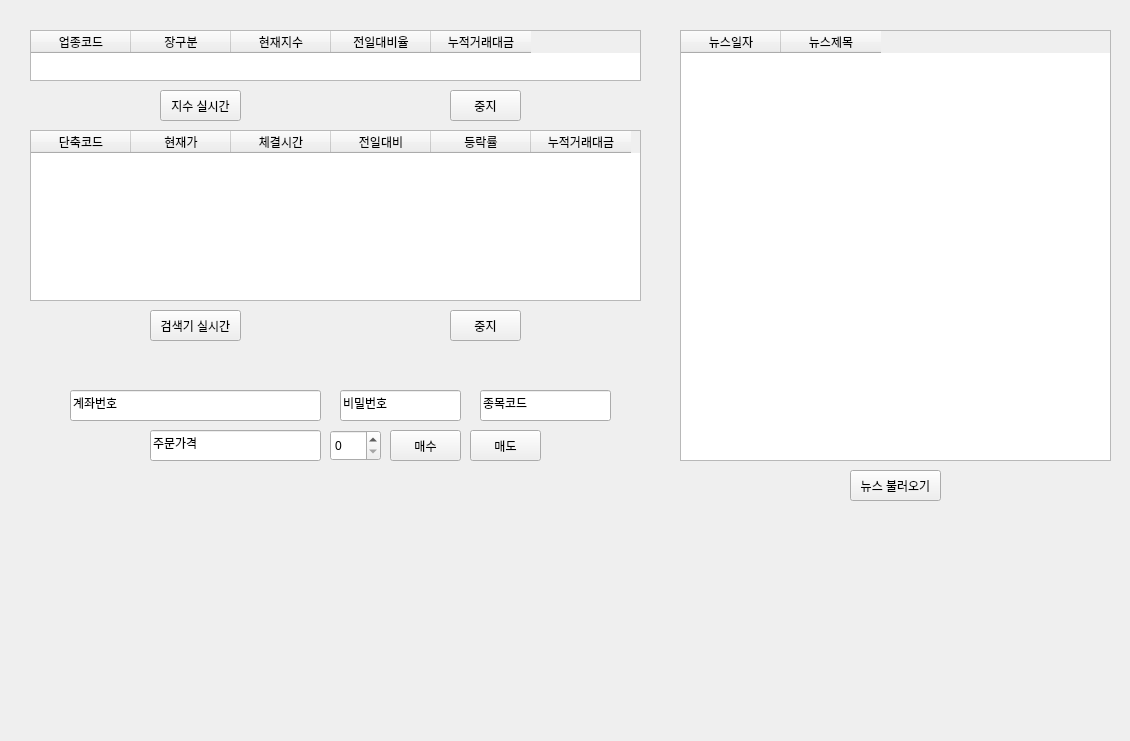
First picture: the form in indi/develop/finalUI.ui, repository wnsdnjs70/shinhan_indi_pj, before the edit.
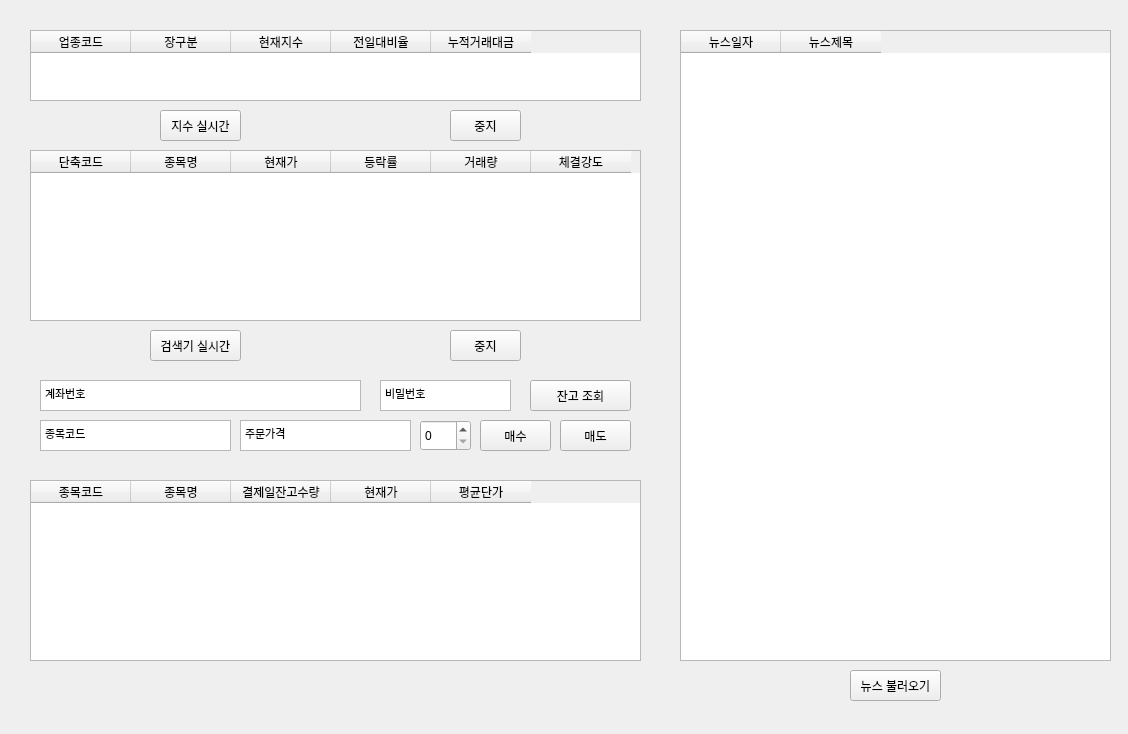
Second picture: the form after the edit.

```diff
--- a/indi/develop/finalUI.ui
+++ b/indi/develop/finalUI.ui
@@ -6,8 +6,8 @@
    <rect>
     <x>0</x>
     <y>0</y>
-    <width>1130</width>
-    <height>741</height>
+    <width>1128</width>
+    <height>734</height>
    </rect>
   </property>
   <property name="windowTitle">
@@ -20,7 +20,7 @@
       <x>30</x>
       <y>30</y>
       <width>611</width>
-      <height>51</height>
+      <height>71</height>
      </rect>
     </property>
     <column>
@@ -53,7 +53,7 @@
     <property name="geometry">
      <rect>
       <x>160</x>
-      <y>90</y>
+      <y>110</y>
       <width>81</width>
       <height>31</height>
      </rect>
@@ -66,7 +66,7 @@
     <property name="geometry">
      <rect>
       <x>450</x>
-      <y>90</y>
+      <y>110</y>
       <width>71</width>
       <height>31</height>
      </rect>
@@ -79,7 +79,7 @@
     <property name="geometry">
      <rect>
       <x>30</x>
-      <y>130</y>
+      <y>150</y>
       <width>611</width>
       <height>171</height>
      </rect>
@@ -89,21 +89,16 @@
       <string>단축코드</string>
      </property>
     </column>
+    <column>
+     <property name="text">
+      <string>종목명</string>
+     </property>
+    </column>
     <column>
      <property name="text">
       <string>현재가</string>
      </property>
     </column>
-    <column>
-     <property name="text">
-      <string>체결시간</string>
-     </property>
-    </column>
-    <column>
-     <property name="text">
-      <string>전일대비</string>
-     </property>
-    </column>
     <column>
      <property name="text">
       <string>등락률</string>
@@ -111,7 +106,12 @@
     </column>
     <column>
      <property name="text">
-      <string>누적거래대금</string>
+      <string>거래량</string>
+     </property>
+    </column>
+    <column>
+     <property name="text">
+      <string>체결강도</string>
      </property>
     </column>
    </widget>
@@ -119,7 +119,7 @@
     <property name="geometry">
      <rect>
       <x>150</x>
-      <y>310</y>
+      <y>330</y>
       <width>91</width>
       <height>31</height>
      </rect>
@@ -134,7 +134,7 @@
       <x>680</x>
       <y>30</y>
       <width>431</width>
-      <height>431</height>
+      <height>631</height>
      </rect>
     </property>
     <column>
@@ -152,7 +152,7 @@
     <property name="geometry">
      <rect>
       <x>850</x>
-      <y>470</y>
+      <y>670</y>
       <width>91</width>
       <height>31</height>
      </rect>
@@ -165,7 +165,7 @@
     <property name="geometry">
      <rect>
       <x>450</x>
-      <y>310</y>
+      <y>330</y>
       <width>71</width>
       <height>31</height>
      </rect>
@@ -174,50 +174,11 @@
      <string>중지</string>
     </property>
    </widget>
-   <widget class="QLineEdit" name="lineEdit">
-    <property name="geometry">
-     <rect>
-      <x>70</x>
-      <y>390</y>
-      <width>251</width>
-      <height>31</height>
-     </rect>
-    </property>
-    <property name="text">
-     <string>계좌번호</string>
-    </property>
-   </widget>
-   <widget class="QLineEdit" name="lineEdit_2">
-    <property name="geometry">
-     <rect>
-      <x>340</x>
-      <y>390</y>
-      <width>121</width>
-      <height>31</height>
-     </rect>
-    </property>
-    <property name="text">
-     <string>비밀번호</string>
-    </property>
-   </widget>
-   <widget class="QLineEdit" name="lineEdit_3">
-    <property name="geometry">
-     <rect>
-      <x>480</x>
-      <y>390</y>
-      <width>131</width>
-      <height>31</height>
-     </rect>
-    </property>
-    <property name="text">
-     <string>종목코드</string>
-    </property>
-   </widget>
    <widget class="QPushButton" name="pushButton_6">
     <property name="geometry">
      <rect>
-      <x>390</x>
-      <y>430</y>
+      <x>480</x>
+      <y>420</y>
       <width>71</width>
       <height>31</height>
      </rect>
@@ -229,8 +190,8 @@
    <widget class="QPushButton" name="pushButton_7">
     <property name="geometry">
      <rect>
-      <x>470</x>
-      <y>430</y>
+      <x>560</x>
+      <y>420</y>
       <width>71</width>
       <height>31</height>
      </rect>
@@ -242,26 +203,129 @@
    <widget class="QSpinBox" name="spinBox">
     <property name="geometry">
      <rect>
-      <x>330</x>
-      <y>430</y>
+      <x>420</x>
+      <y>420</y>
       <width>51</width>
       <height>31</height>
      </rect>
     </property>
    </widget>
-   <widget class="QLineEdit" name="lineEdit_4">
+   <widget class="QTextEdit" name="textEdit_1">
     <property name="geometry">
      <rect>
-      <x>150</x>
-      <y>430</y>
+      <x>40</x>
+      <y>380</y>
+      <width>321</width>
+      <height>31</height>
+     </rect>
+    </property>
+    <property name="html">
+     <string>&lt;!DOCTYPE HTML PUBLIC &quot;-//W3C//DTD HTML 4.0//EN&quot; &quot;http://www.w3.org/TR/REC-html40/strict.dtd&quot;&gt;
+&lt;html&gt;&lt;head&gt;&lt;meta name=&quot;qrichtext&quot; content=&quot;1&quot; /&gt;&lt;style type=&quot;text/css&quot;&gt;
+p, li { white-space: pre-wrap; }
+&lt;/style&gt;&lt;/head&gt;&lt;body style=&quot; font-family:'MS Shell Dlg 2'; font-size:8pt; font-weight:400; font-style:normal;&quot;&gt;
+&lt;p style=&quot; margin-top:0px; margin-bottom:0px; margin-left:0px; margin-right:0px; -qt-block-indent:0; text-indent:0px;&quot;&gt;계좌번호&lt;/p&gt;&lt;/body&gt;&lt;/html&gt;</string>
+    </property>
+   </widget>
+   <widget class="QTextEdit" name="textEdit_2">
+    <property name="geometry">
+     <rect>
+      <x>380</x>
+      <y>380</y>
+      <width>131</width>
+      <height>31</height>
+     </rect>
+    </property>
+    <property name="html">
+     <string>&lt;!DOCTYPE HTML PUBLIC &quot;-//W3C//DTD HTML 4.0//EN&quot; &quot;http://www.w3.org/TR/REC-html40/strict.dtd&quot;&gt;
+&lt;html&gt;&lt;head&gt;&lt;meta name=&quot;qrichtext&quot; content=&quot;1&quot; /&gt;&lt;style type=&quot;text/css&quot;&gt;
+p, li { white-space: pre-wrap; }
+&lt;/style&gt;&lt;/head&gt;&lt;body style=&quot; font-family:'MS Shell Dlg 2'; font-size:8pt; font-weight:400; font-style:normal;&quot;&gt;
+&lt;p style=&quot; margin-top:0px; margin-bottom:0px; margin-left:0px; margin-right:0px; -qt-block-indent:0; text-indent:0px;&quot;&gt;비밀번호&lt;/p&gt;&lt;/body&gt;&lt;/html&gt;</string>
+    </property>
+   </widget>
+   <widget class="QTextEdit" name="textEdit_3">
+    <property name="geometry">
+     <rect>
+      <x>40</x>
+      <y>420</y>
+      <width>191</width>
+      <height>31</height>
+     </rect>
+    </property>
+    <property name="html">
+     <string>&lt;!DOCTYPE HTML PUBLIC &quot;-//W3C//DTD HTML 4.0//EN&quot; &quot;http://www.w3.org/TR/REC-html40/strict.dtd&quot;&gt;
+&lt;html&gt;&lt;head&gt;&lt;meta name=&quot;qrichtext&quot; content=&quot;1&quot; /&gt;&lt;style type=&quot;text/css&quot;&gt;
+p, li { white-space: pre-wrap; }
+&lt;/style&gt;&lt;/head&gt;&lt;body style=&quot; font-family:'MS Shell Dlg 2'; font-size:8pt; font-weight:400; font-style:normal;&quot;&gt;
+&lt;p style=&quot; margin-top:0px; margin-bottom:0px; margin-left:0px; margin-right:0px; -qt-block-indent:0; text-indent:0px;&quot;&gt;종목코드&lt;/p&gt;&lt;/body&gt;&lt;/html&gt;</string>
+    </property>
+   </widget>
+   <widget class="QTextEdit" name="textEdit_4">
+    <property name="geometry">
+     <rect>
+      <x>240</x>
+      <y>420</y>
       <width>171</width>
       <height>31</height>
      </rect>
     </property>
+    <property name="html">
+     <string>&lt;!DOCTYPE HTML PUBLIC &quot;-//W3C//DTD HTML 4.0//EN&quot; &quot;http://www.w3.org/TR/REC-html40/strict.dtd&quot;&gt;
+&lt;html&gt;&lt;head&gt;&lt;meta name=&quot;qrichtext&quot; content=&quot;1&quot; /&gt;&lt;style type=&quot;text/css&quot;&gt;
+p, li { white-space: pre-wrap; }
+&lt;/style&gt;&lt;/head&gt;&lt;body style=&quot; font-family:'MS Shell Dlg 2'; font-size:8pt; font-weight:400; font-style:normal;&quot;&gt;
+&lt;p style=&quot; margin-top:0px; margin-bottom:0px; margin-left:0px; margin-right:0px; -qt-block-indent:0; text-indent:0px;&quot;&gt;주문가격&lt;/p&gt;&lt;/body&gt;&lt;/html&gt;</string>
+    </property>
+   </widget>
+   <widget class="QPushButton" name="pushButton_8">
+    <property name="geometry">
+     <rect>
+      <x>530</x>
+      <y>380</y>
+      <width>101</width>
+      <height>31</height>
+     </rect>
+    </property>
     <property name="text">
-     <string>주문가격</string>
+     <string>잔고 조회</string>
     </property>
    </widget>
+   <widget class="QTableWidget" name="tableWidget_4">
+    <property name="geometry">
+     <rect>
+      <x>30</x>
+      <y>480</y>
+      <width>611</width>
+      <height>181</height>
+     </rect>
+    </property>
+    <column>
+     <property name="text">
+      <string>종목코드</string>
+     </property>
+    </column>
+    <column>
+     <property name="text">
+      <string>종목명</string>
+     </property>
+    </column>
+    <column>
+     <property name="text">
+      <string>결제일잔고수량</string>
+     </property>
+    </column>
+    <column>
+     <property name="text">
+      <string>현재가</string>
+     </property>
+    </column>
+    <column>
+     <property name="text">
+      <string>평균단가</string>
+     </property>
+    </column>
+   </widget>
   </widget>
  </widget>
  <resources/>
```
